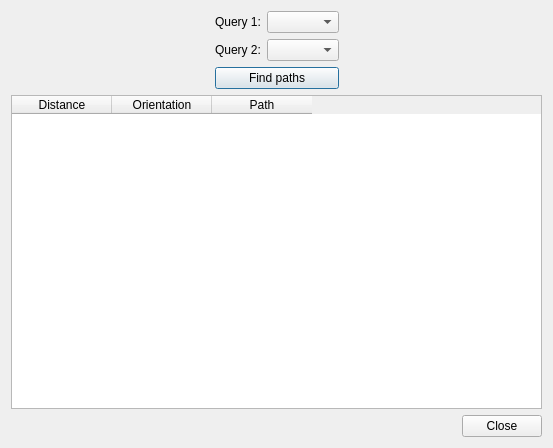
Qt form ui/distancedialog.ui (rrwick/Bandage) before a commit.
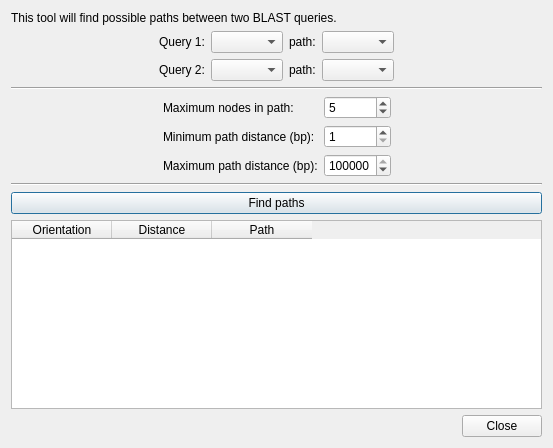
The same form after that commit.

Commit message: Working on distance between queries

```diff
--- a/ui/distancedialog.ui
+++ b/ui/distancedialog.ui
@@ -14,6 +14,13 @@
    <string>Distance between queries</string>
   </property>
   <layout class="QVBoxLayout" name="verticalLayout">
+   <item>
+    <widget class="QLabel" name="infoLabel">
+     <property name="text">
+      <string>This tool will find possible paths between two BLAST queries.</string>
+     </property>
+    </widget>
+   </item>
    <item>
     <widget class="QWidget" name="widget" native="true">
      <layout class="QGridLayout" name="gridLayout">
@@ -29,33 +36,46 @@
       <property name="bottomMargin">
        <number>0</number>
       </property>
-      <item row="2" column="2" colspan="2">
-       <widget class="QPushButton" name="findPathsButton">
+      <item row="1" column="4">
+       <widget class="QLabel" name="query2PathLabel">
         <property name="text">
-         <string>Find paths</string>
+         <string>path:</string>
+        </property>
+       </widget>
+      </item>
+      <item row="0" column="5">
+       <widget class="QComboBox" name="query1PathComboBox"/>
+      </item>
+      <item row="0" column="2">
+       <widget class="QLabel" name="query1Label">
+        <property name="text">
+         <string>Query 1:</string>
+        </property>
+       </widget>
+      </item>
+      <item row="1" column="2">
+       <widget class="QLabel" name="query2Label">
+        <property name="text">
+         <string>Query 2:</string>
+        </property>
+       </widget>
+      </item>
+      <item row="0" column="4">
+       <widget class="QLabel" name="query1PathLabel">
+        <property name="text">
+         <string>path:</string>
         </property>
        </widget>
       </item>
       <item row="1" column="3">
        <widget class="QComboBox" name="query2ComboBox"/>
       </item>
-      <item row="1" column="2">
-       <widget class="QLabel" name="label_2">
-        <property name="text">
-         <string>Query 2:</string>
-        </property>
-       </widget>
+      <item row="1" column="5">
+       <widget class="QComboBox" name="query2PathComboBox"/>
       </item>
       <item row="0" column="3">
        <widget class="QComboBox" name="query1ComboBox"/>
       </item>
-      <item row="0" column="2">
-       <widget class="QLabel" name="label">
-        <property name="text">
-         <string>Query 1:</string>
-        </property>
-       </widget>
-      </item>
       <item row="0" column="1">
        <spacer name="horizontalSpacer">
         <property name="orientation">
@@ -69,7 +89,7 @@
         </property>
        </spacer>
       </item>
-      <item row="0" column="4">
+      <item row="0" column="6">
        <spacer name="horizontalSpacer_2">
         <property name="orientation">
          <enum>Qt::Horizontal</enum>
@@ -85,18 +105,143 @@
      </layout>
     </widget>
    </item>
+   <item>
+    <widget class="Line" name="line">
+     <property name="orientation">
+      <enum>Qt::Horizontal</enum>
+     </property>
+    </widget>
+   </item>
+   <item>
+    <widget class="QWidget" name="widget_2" native="true">
+     <layout class="QGridLayout" name="gridLayout_3">
+      <property name="leftMargin">
+       <number>0</number>
+      </property>
+      <property name="topMargin">
+       <number>0</number>
+      </property>
+      <property name="rightMargin">
+       <number>0</number>
+      </property>
+      <property name="bottomMargin">
+       <number>0</number>
+      </property>
+      <item row="0" column="0">
+       <spacer name="horizontalSpacer_3">
+        <property name="orientation">
+         <enum>Qt::Horizontal</enum>
+        </property>
+        <property name="sizeHint" stdset="0">
+         <size>
+          <width>40</width>
+          <height>20</height>
+         </size>
+        </property>
+       </spacer>
+      </item>
+      <item row="0" column="1">
+       <widget class="QLabel" name="query2Label_3">
+        <property name="text">
+         <string>Maximum nodes in path:</string>
+        </property>
+       </widget>
+      </item>
+      <item row="1" column="2">
+       <widget class="QSpinBox" name="minPathDistanceSpinBox">
+        <property name="minimum">
+         <number>1</number>
+        </property>
+        <property name="maximum">
+         <number>1000000000</number>
+        </property>
+        <property name="singleStep">
+         <number>1000</number>
+        </property>
+       </widget>
+      </item>
+      <item row="0" column="2">
+       <widget class="QSpinBox" name="maxNodesSpinBox">
+        <property name="minimum">
+         <number>1</number>
+        </property>
+        <property name="maximum">
+         <number>1000000000</number>
+        </property>
+        <property name="value">
+         <number>5</number>
+        </property>
+       </widget>
+      </item>
+      <item row="2" column="2">
+       <widget class="QSpinBox" name="maxPathDistanceSpinBox">
+        <property name="maximum">
+         <number>1000000000</number>
+        </property>
+        <property name="singleStep">
+         <number>1000</number>
+        </property>
+        <property name="value">
+         <number>1000000000</number>
+        </property>
+       </widget>
+      </item>
+      <item row="1" column="1">
+       <widget class="QLabel" name="query1Label_2">
+        <property name="text">
+         <string>Minimum path distance (bp):</string>
+        </property>
+       </widget>
+      </item>
+      <item row="2" column="1">
+       <widget class="QLabel" name="query2Label_2">
+        <property name="text">
+         <string>Maximum path distance (bp):</string>
+        </property>
+       </widget>
+      </item>
+      <item row="0" column="3">
+       <spacer name="horizontalSpacer_4">
+        <property name="orientation">
+         <enum>Qt::Horizontal</enum>
+        </property>
+        <property name="sizeHint" stdset="0">
+         <size>
+          <width>40</width>
+          <height>20</height>
+         </size>
+        </property>
+       </spacer>
+      </item>
+     </layout>
+    </widget>
+   </item>
+   <item>
+    <widget class="Line" name="line_2">
+     <property name="orientation">
+      <enum>Qt::Horizontal</enum>
+     </property>
+    </widget>
+   </item>
+   <item>
+    <widget class="QPushButton" name="findPathsButton">
+     <property name="text">
+      <string>Find paths</string>
+     </property>
+    </widget>
+   </item>
    <item>
     <widget class="QTableWidget" name="tableWidget">
-     <column>
-      <property name="text">
-       <string>Distance</string>
-      </property>
-     </column>
      <column>
       <property name="text">
        <string>Orientation</string>
       </property>
      </column>
+     <column>
+      <property name="text">
+       <string>Distance</string>
+      </property>
+     </column>
      <column>
       <property name="text">
        <string>Path</string>
```
The commit also changes 3 other files.
